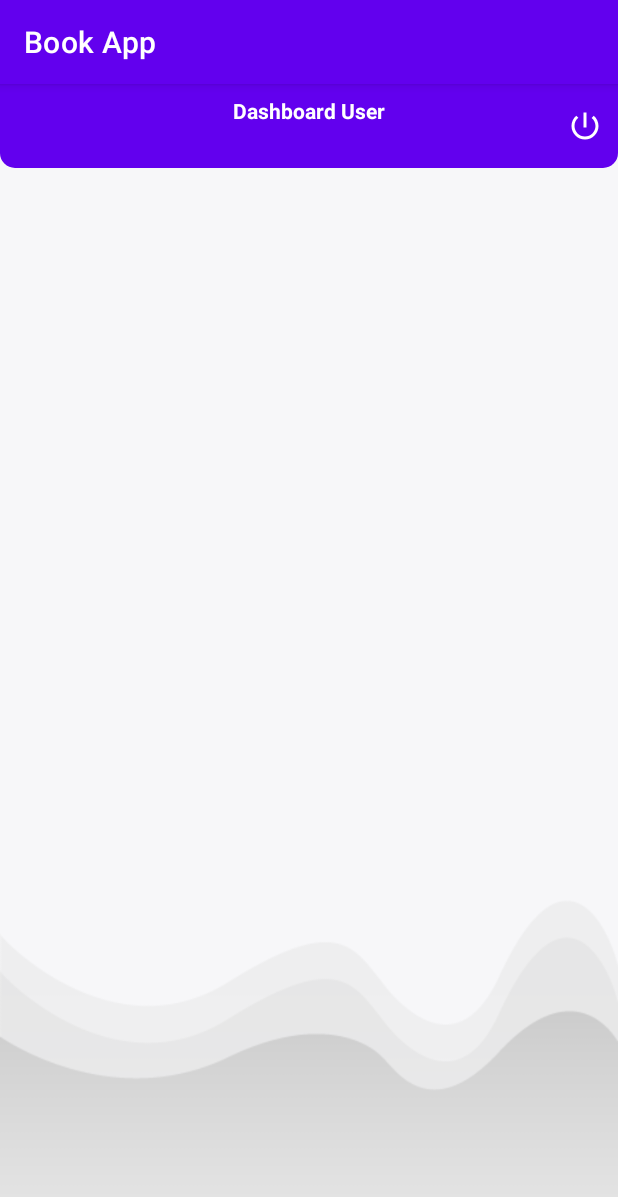
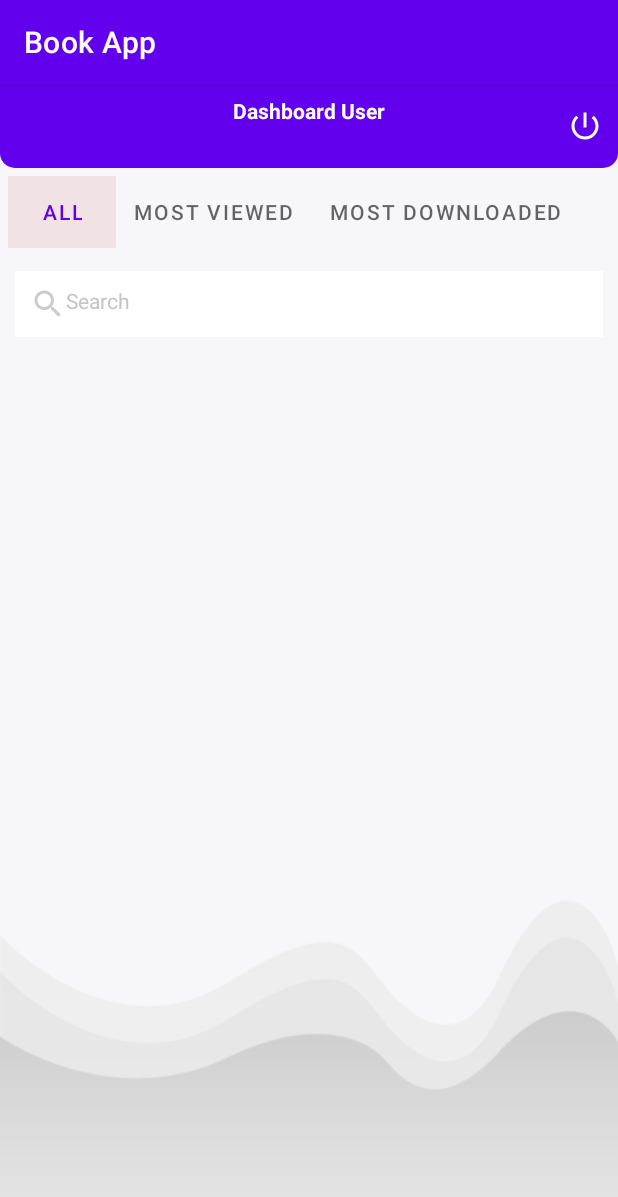
Before and after one commit to Blessed-Hinn/BookApp-Android_studio, an Android app: the DashboardUserActivity screen opened directly, with no data from a screen before it, on a phone screen of 412 x 824 dp. Shown: the top 1197 px of the screen. Run offline under Robolectric (Android 15) with nearby library versions, the phone set to English and light mode, and no system bars; our stand-ins replace Firebase (no records; nobody signed in at launch, a user with empty details on screens opened directly).

Commit message:
Adding More Features

```diff
--- /dev/null
+++ b/app/src/main/java/com/benny/bookapp/BookUserFragment.kt
@@ -0,0 +1,175 @@
+package com.benny.bookapp
+
+import android.os.Bundle
+import android.text.Editable
+import android.text.TextWatcher
+import android.util.Log
+import android.view.LayoutInflater
+import android.view.View
+import android.view.ViewGroup
+import androidx.core.widget.addTextChangedListener
+import androidx.fragment.app.Fragment
+import com.benny.bookapp.databinding.FragmentBookUserBinding
+import com.google.firebase.database.DataSnapshot
+import com.google.firebase.database.DatabaseError
+import com.google.firebase.database.FirebaseDatabase
+import com.google.firebase.database.ValueEventListener
+
+
+class BookUserFragment : Fragment {
+
+    private lateinit var binding: FragmentBookUserBinding
+
+    public companion object {
+        private const val TAG = "BOOKS_USER_TAG"
+
+        public fun newInstance(
+            categoryId: String,
+            category: String,
+            uid: String
+        ): BookUserFragment {
+            val fragment = BookUserFragment()
+            //Put dates into bundles
+            val args = Bundle()
+            args.putString("categoryId", categoryId)
+            args.putString("category", category)
+            args.putString("uid", uid)
+            fragment.arguments = args
+            return fragment
+        }
+    }
+
+    private var categoryId = ""
+    private var category = ""
+    private var uid = ""
+
+    private lateinit var pdfArrayList: ArrayList<ModelPdf>
+    private lateinit var adapterPdfUser: AdapterPdfUser
+
+    constructor()
+
+    override fun onCreate(savedInstanceState: Bundle?) {
+        super.onCreate(savedInstanceState)
+
+        val args = arguments
+        if (args != null) {
+            categoryId = args.getString("categoryId")!!
+            category = args.getString("category")!!
+            uid = args.getString("uid")!!
+        }
+    }
+
+    override fun onCreateView(
+        inflater: LayoutInflater, container: ViewGroup?,
+        savedInstanceState: Bundle?
+    ): View? {
+        // Inflate the layout for this fragment
+        binding = FragmentBookUserBinding.inflate(LayoutInflater.from(context), container, false)
+
+        Log.d(TAG, "onCreateView: Category: $category")
+        if (category == "All") {
+            loadAllBooks()
+        } else if (category == "Most Viewed") {
+            loadMostViewedDownloadedBooks("viewsCount")
+        } else if (category == "Most downloaded") {
+            loadMostViewedDownloadedBooks("downloadsCount")
+        } else {
+            loadCategorizedBooks()
+        }
+
+        binding.searchEt.addTextChangedListener {
+            object : TextWatcher {
+                override fun beforeTextChanged(p0: CharSequence?, p1: Int, p2: Int, p3: Int) {
+                    TODO("Not yet implemented")
+                }
+
+                override fun onTextChanged(p0: CharSequence?, p1: Int, p2: Int, p3: Int) {
+                    try {
+
+                    } catch (e: Exception) {
+                        Log.d(TAG, "onTextChanged: SEARCH EXCEPTION ${e.message}")
+                    }
+                }
+
+                override fun afterTextChanged(p0: Editable?) {
+                    TODO("Not yet implemented")
+                }
+            }
+
+        }
+
+        return binding.root
+    }
+
+    private fun loadAllBooks() {
+
+        pdfArrayList = ArrayList()
+        val ref = FirebaseDatabase.getInstance().getReference("Books")
+        ref.addValueEventListener(object : ValueEventListener {
+            override fun onDataChange(snapshot: DataSnapshot) {
+                pdfArrayList.clear()
+                for (ds in snapshot.children) {
+                    val model = ds.getValue(ModelPdf::class.java)
+                    pdfArrayList.add(model!!)
+                }
+                adapterPdfUser = AdapterPdfUser(context!!, pdfArrayList)
+
+                binding.booksRv.adapter = adapterPdfUser
+            }
+
+            override fun onCancelled(error: DatabaseError) {
+
+            }
+        })
+
+    }
+
+    private fun loadMostViewedDownloadedBooks(orderBy: String) {
+
+        pdfArrayList = ArrayList()
+        val ref = FirebaseDatabase.getInstance().getReference("Books")
+        ref.orderByChild(orderBy).limitToLast(10)
+            .addValueEventListener(object : ValueEventListener {
+                override fun onDataChange(snapshot: DataSnapshot) {
+                    pdfArrayList.clear()
+                    for (ds in snapshot.children) {
+                        val model = ds.getValue(ModelPdf::class.java)
+                        pdfArrayList.add(model!!)
+                    }
+                    adapterPdfUser = AdapterPdfUser(context!!, pdfArrayList)
+
+                    binding.booksRv.adapter = adapterPdfUser
+                }
+
+                override fun onCancelled(error: DatabaseError) {
+
+                }
+            })
+    }
+
+    private fun loadCategorizedBooks() {
+
+        pdfArrayList = ArrayList()
+        val ref = FirebaseDatabase.getInstance().getReference("Books")
+        ref.orderByChild("categoryId").equalTo(categoryId)
+             .addValueEventListener(object : ValueEventListener {
+                override fun onDataChange(snapshot: DataSnapshot) {
+                    pdfArrayList.clear()
+                    for (ds in snapshot.children) {
+                        val model = ds.getValue(ModelPdf::class.java)
+                        pdfArrayList.add(model!!)
+                    }
+                    adapterPdfUser = AdapterPdfUser(context!!, pdfArrayList)
+
+                    binding.booksRv.adapter = adapterPdfUser
+                }
+
+                override fun onCancelled(error: DatabaseError) {
+
+                }
+            })
+
+    }
+
+
+}
--- a/app/src/main/java/com/benny/bookapp/DashboardUserActivity.kt
+++ b/app/src/main/java/com/benny/bookapp/DashboardUserActivity.kt
@@ -1,10 +1,19 @@
 package com.benny.bookapp
 
+import android.content.Context
 import android.content.Intent
+import android.os.Bundle
 import androidx.appcompat.app.AppCompatActivity
-import android.os.Bundle
+import androidx.fragment.app.Fragment
+import androidx.fragment.app.FragmentManager
+import androidx.fragment.app.FragmentPagerAdapter
+import androidx.viewpager.widget.ViewPager
 import com.benny.bookapp.databinding.ActivityDashboardUserBinding
 import com.google.firebase.auth.FirebaseAuth
+import com.google.firebase.database.DataSnapshot
+import com.google.firebase.database.DatabaseError
+import com.google.firebase.database.FirebaseDatabase
+import com.google.firebase.database.ValueEventListener
 
 
 class DashboardUserActivity : AppCompatActivity() {
@@ -14,6 +23,10 @@ class DashboardUserActivity : AppCompatActivity() {
 
     //Firebase auth
     private lateinit var firebaseAuth: FirebaseAuth
+
+    private lateinit var categoryArrayList: ArrayList<ModelCategory>
+
+    private lateinit var viewPageAdapter: ViewpagerAdapter
 
     override fun onCreate(savedInstanceState: Bundle?) {
         super.onCreate(savedInstanceState)
@@ -25,10 +38,118 @@ class DashboardUserActivity : AppCompatActivity() {
         firebaseAuth = FirebaseAuth.getInstance()
         checkUser()
 
+        setupWithViewPagerAdapter(binding.viewPager)
+        binding.tabLayout.setupWithViewPager(binding.viewPager)
+
         binding.logoutBtn.setOnClickListener {
             firebaseAuth.signOut()
             startActivity(Intent(this,MainActivity::class.java))
             finish()
+        }
+    }
+
+    private fun setupWithViewPagerAdapter(viewPager: ViewPager){
+        viewPageAdapter = ViewpagerAdapter(
+            supportFragmentManager,
+            FragmentPagerAdapter.BEHAVIOR_RESUME_ONLY_CURRENT_FRAGMENT,
+            this
+        )
+
+        categoryArrayList = ArrayList()
+
+        val ref = FirebaseDatabase.getInstance().getReference("Categories")
+        ref.addListenerForSingleValueEvent(object  : ValueEventListener{
+
+            override fun onDataChange(snapshot: DataSnapshot) {
+                categoryArrayList.clear()
+
+                val modelAll = ModelCategory("01", "All", 1, "")
+                val modelMostViewed = ModelCategory("01", "Most Viewed", 1, "")
+                val modelMostDownloaded = ModelCategory("01", "Most Downloaded", 1, "")
+
+                categoryArrayList.add(modelAll)
+                categoryArrayList.add(modelMostViewed)
+                categoryArrayList.add(modelMostDownloaded)
+                viewPageAdapter.addFragment(
+                    BookUserFragment.newInstance(
+                        "${modelAll.id}",
+                        "${modelAll.category}",
+                        "${modelAll.uid}"
+                    ), modelAll.category
+                )
+                viewPageAdapter.addFragment(
+                    BookUserFragment.newInstance(
+                        "${modelMostViewed.id}",
+                        "${modelMostViewed.category}",
+                        "${modelMostViewed.uid}"
+                    ), modelMostViewed.category
+                )
+                viewPageAdapter.addFragment(
+                    BookUserFragment.newInstance(
+                        "${modelMostDownloaded.id}",
+                        "${modelMostDownloaded.category}",
+                        "${modelMostDownloaded.uid}"
+                    ), modelMostDownloaded.category
+                )
+                viewPageAdapter.notifyDataSetChanged()
+
+                for (ds in snapshot.children){
+
+                    val model = ds.getValue(ModelCategory::class.java)
+
+                    categoryArrayList.add(model!!)
+
+                    viewPageAdapter.addFragment(
+                        BookUserFragment.newInstance(
+                            "${model.id}",
+                            "${model.category}",
+                            "${model.uid}"
+                        ), model.category
+                    )
+
+                    viewPageAdapter.notifyDataSetChanged()
+
+                }
+
+            }
+
+            override fun onCancelled(error: DatabaseError) {
+                TODO("Not yet implemented")
+            }
+        })
+
+        viewPager.adapter = viewPageAdapter
+    }
+
+
+    class ViewpagerAdapter(fm: FragmentManager, behavior: Int, context: Context): FragmentPagerAdapter(fm ,behavior){
+
+        private val fragmentList: ArrayList<BookUserFragment> = ArrayList()
+
+        private val fragmentTitleList: ArrayList<String> = ArrayList()
+
+        private val context: Context
+
+        init {
+            this.context = context
+        }
+
+        override fun getCount(): Int {
+            return fragmentList.size
+        }
+
+        override fun getItem(position: Int): Fragment {
+            return fragmentList[position]
+        }
+
+        override fun getPageTitle(position: Int): CharSequence? {
+            return fragmentTitleList[position]
+        }
+
+        public fun addFragment(fragment: BookUserFragment, title: String){
+            fragmentList.add(fragment)
+
+            fragmentTitleList.add(title)
         }
     }
 
--- a/app/src/main/java/com/benny/bookapp/PdfDetailActivity.kt
+++ b/app/src/main/java/com/benny/bookapp/PdfDetailActivity.kt
@@ -115,7 +115,7 @@ class PdfDetailActivity : AppCompatActivity() {
     private fun saveToDownLoadFolder(bytes: ByteArray) {
         Log.d(TAG, "saveToDownLoadFolder: Saving downloaded book")
 
-        val nameWithExtension = "${System.currentTimeMillis()}.pdf"
+        val nameWithExtension = "${System.currentTimeMillis() }.pdf"
 
         try {
             val downloadsFolder = Environment.getExternalStoragePublicDirectory(Environment.DIRECTORY_DOWNLOADS)
--- /dev/null
+++ b/app/src/main/res/drawable/tab_background_selected.xml
@@ -0,0 +1,6 @@
+<?xml version="1.0" encoding="utf-8"?>
+<shape xmlns:android="http://schemas.android.com/apk/res/android"
+    android:shape="rectangle">
+
+    <solid android:color="#1AB53838"/>
+</shape>
--- /dev/null
+++ b/app/src/main/res/drawable/tab_background_unselected.xml
@@ -0,0 +1,9 @@
+<?xml version="1.0" encoding="utf-8"?>
+<shape xmlns:android="http://schemas.android.com/apk/res/android"
+    android:shape="rectangle">
+
+    <solid android:color="@android:color/transparent"/>
+
+    <corners android:radius="8dp"/>
+
+</shape>
--- /dev/null
+++ b/app/src/main/res/drawable/tab_selector.xml
@@ -0,0 +1,7 @@
+<?xml version="1.0" encoding="utf-8"?>
+<selector xmlns:android="http://schemas.android.com/apk/res/android">
+
+    <item android:drawable="@drawable/tab_background_selected" android:state_selected="true"/>
+
+    <item android:drawable="@drawable/tab_background_unselected"/>
+</selector>
--- a/app/src/main/res/layout/activity_dashboard_user.xml
+++ b/app/src/main/res/layout/activity_dashboard_user.xml
@@ -44,8 +44,25 @@
             android:background="@android:color/transparent"/>
 
 
-
-
     </RelativeLayout>
 
+    <!--Tabs: Show Book Category-->
+    <com.google.android.material.tabs.TabLayout
+        android:id="@+id/tabLayout"
+        android:layout_width="match_parent"
+        android:layout_height="wrap_content"
+        android:background="@android:color/transparent"
+        android:layout_margin="5dp"
+        app:tabIndicatorFullWidth="false"
+        app:tabIndicatorHeight="0dp"
+        app:tabBackground="@drawable/tab_selector"
+        android:layout_below="@id/toolbarRl"
+        app:tabMode="scrollable"/>
+
+    <androidx.viewpager.widget.ViewPager
+        android:id="@+id/viewPager"
+        android:layout_width="match_parent"
+        android:layout_height="wrap_content"
+        android:layout_below="@+id/tabLayout"/>
+
 </RelativeLayout>
--- /dev/null
+++ b/app/src/main/res/layout/fragment_book_user.xml
@@ -0,0 +1,30 @@
+<?xml version="1.0" encoding="utf-8"?>
+<LinearLayout xmlns:android="http://schemas.android.com/apk/res/android"
+    xmlns:tools="http://schemas.android.com/tools"
+    android:layout_width="match_parent"
+    android:layout_height="match_parent"
+    xmlns:app="http://schemas.android.com/apk/res-auto"
+    android:orientation="vertical"
+    tools:context=".BookUserFragment">
+
+    <!--Search-->
+    <TextView
+        android:id="@+id/searchEt"
+        android:layout_width="match_parent"
+        android:layout_height="wrap_content"
+        android:layout_margin="10dp"
+        android:background="@color/white"
+        android:drawableStart="@drawable/ic_search_gray"
+        android:hint="Search"
+        android:padding="10dp"
+        android:textColor="@color/black"
+        android:textColorHint="@color/gray01"/>
+
+    <androidx.recyclerview.widget.RecyclerView
+        android:id="@+id/booksRv"
+        android:layout_width="match_parent"
+        android:layout_height="match_parent"
+        app:layoutManager="androidx.recyclerview.widget.LinearLayoutManager"
+        tools:listitem="@layout/row_pdf_user"/>
+
+</LinearLayout>
--- a/app/src/main/res/values/strings.xml
+++ b/app/src/main/res/values/strings.xml
@@ -1,4 +1,6 @@
 <resources>
     <string name="app_name">Book App</string>
     <string name="new_user_signup">New User? <b>SignUp</b></string>
+    <!-- TODO: Remove or change this placeholder text -->
+    <string name="hello_blank_fragment">Hello blank fragment</string>
 </resources>
```
Also changed, not shown: app/src/main/java/com/benny/bookapp/AdapterPdfUser.kt (added, +94 -0 lines), app/src/main/java/com/benny/bookapp/FilterPdfUser.kt (added, +46 -0 lines), app/src/main/res/layout/row_pdf_user.xml (added, +91 -0 lines).
